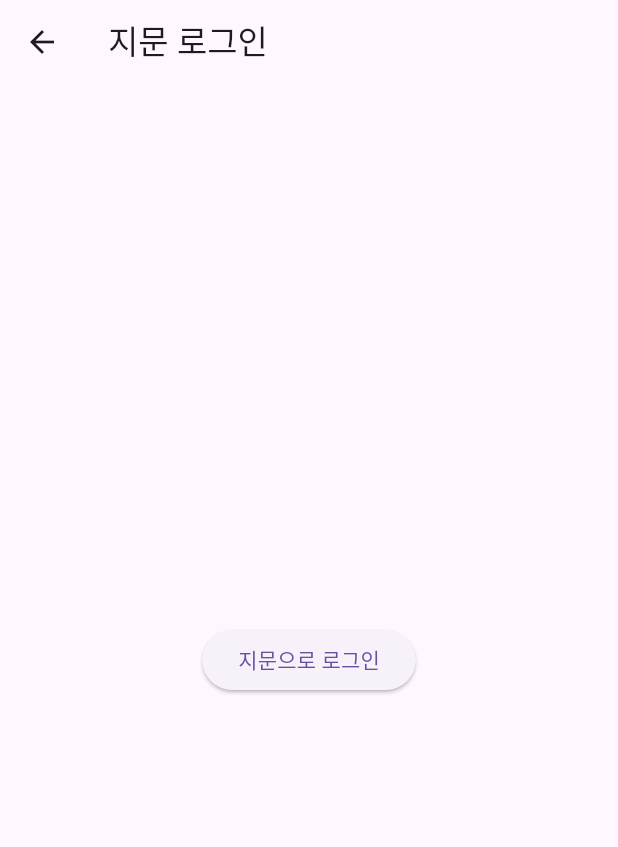
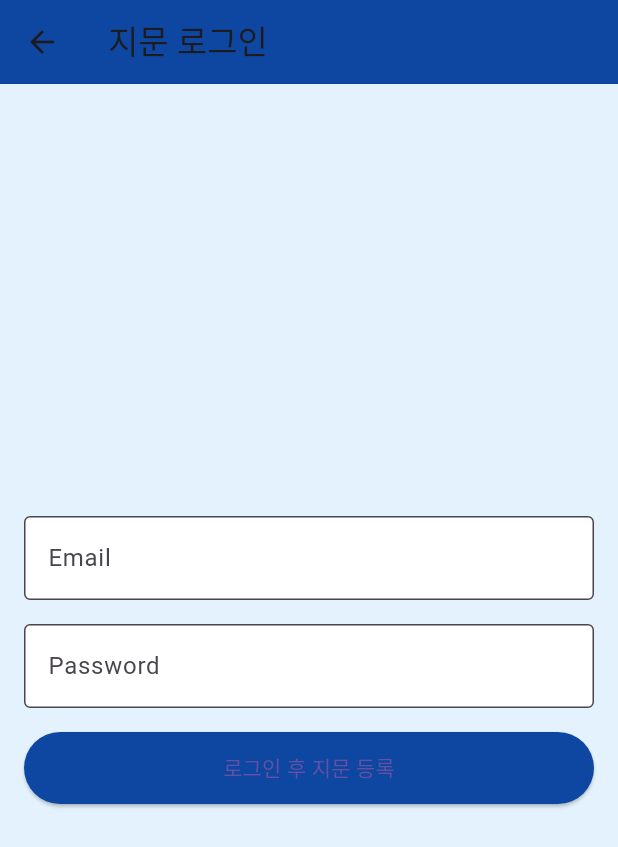
Before and after one commit to tlsgptj/cj_webapp, a Flutter app: the screen it shows after launch, after a tap on "로그인", after a tap on "지문등록하기", on a phone screen of 412 x 824 dp. Shown: the top 847 px of the screen. Run offline on Flutter 3.47's test engine with Material 3 defaults, Android fonts, the light colour scheme and no system bars; our stand-ins replace cloud_firestore, connectivity_plus, firebase_auth, firebase_core, firebase_database, firebase_storage and 4 more; accounts and stored records are empty; project files that could hold a hidden picture were left out.

Commit message:
지문 등록 추가

```diff
--- a/lib/users/SigninScreen.dart
+++ b/lib/users/SigninScreen.dart
@@ -1,4 +1,5 @@
 import 'package:flutter/material.dart';
+import 'package:firebase_auth/firebase_auth.dart';
 import 'package:local_auth/local_auth.dart';
 
 class SigninScreen extends StatefulWidget {
@@ -9,8 +10,36 @@ class SigninScreen extends StatefulWidget {
 }
 
 class _SigninScreenState extends State<SigninScreen> {
-  // LocalAuthentication 인스턴스
+  final FirebaseAuth _auth = FirebaseAuth.instance;
+
   final LocalAuthentication localAuth = LocalAuthentication();
+
+  final TextEditingController emailController = TextEditingController();
+  final TextEditingController passwordController = TextEditingController();
+
+  final _formKey = GlobalKey<FormState>();
+
+  // 사용자 인증 메서드
+  Future<void> _authenticateUser() async {
+    if (_formKey.currentState!.validate()) {
+      try {
+        // 이메일과 비밀번호로 사용자 인증
+        UserCredential userCredential = await _auth.signInWithEmailAndPassword(
+          email: emailController.text.trim(),
+          password: passwordController.text.trim(),
+        );
+
+        // 인증 성공 시 지문 등록 다이얼로그 표시
+        _showFingerprintDialog();
+      } catch (e) {
+        // 인증 실패 시 오류 메시지 표시
+        print('인증 실패: $e');
+        ScaffoldMessenger.of(context).showSnackBar(
+          SnackBar(content: Text('인증 실패: ${e.toString()}')),
+        );
+      }
+    }
+  }
 
   // 지문을 등록하는 메서드
   Future<void> _registerFingerprint() async {
@@ -25,7 +54,7 @@ class _SigninScreenState extends State<SigninScreen> {
       );
 
       if (didAuthenticate) {
-        // 지문 등록이 성공하면 메시지를 표시하고 로그인 화면으로 이동
+        // 지문 등록이 성공하면 메시지를 표시하고 홈 화면으로 이동
         ScaffoldMessenger.of(context).showSnackBar(
           const SnackBar(content: Text('지문 등록 성공')),
         );
@@ -73,11 +102,61 @@ class _SigninScreenState extends State<SigninScreen> {
     return Scaffold(
       appBar: AppBar(
         title: const Text('지문 로그인'),
+        backgroundColor: Colors.blue[900], // 앱바 배경색 설정
       ),
-      body: Center(
-        child: ElevatedButton(
-          onPressed: _showFingerprintDialog,
-          child: const Text('지문으로 로그인'),
+      body: Container(
+        color: Colors.blue[50], // 전체 배경색 설정
+        padding: const EdgeInsets.all(16.0),
+        child: Center(
+          child: Form(
+            key: _formKey,
+            child: Column(
+              mainAxisSize: MainAxisSize.min,
+              children: <Widget>[
+                TextFormField(
+                  controller: emailController,
+                  decoration: const InputDecoration(
+                    labelText: 'Email',
+                    border: OutlineInputBorder(),
+                    fillColor: Colors.white,
+                    filled: true,
+                  ),
+                  validator: (value) {
+                    if (value == null || value.isEmpty) {
+                      return '이메일을 입력하세요';
+                    }
+                    return null;
+                  },
+                ),
+                const SizedBox(height: 16.0),
+                TextFormField(
+                  controller: passwordController,
+                  decoration: const InputDecoration(
+                    labelText: 'Password',
+                    border: OutlineInputBorder(),
+                    fillColor: Colors.white,
+                    filled: true,
+                  ),
+                  obscureText: true,
+                  validator: (value) {
+                    if (value == null || value.isEmpty) {
+                      return '비밀번호를 입력하세요';
+                    }
+                    return null;
+                  },
+                ),
+                const SizedBox(height: 16.0),
+                ElevatedButton(
+                  onPressed: _authenticateUser,
+                  style: ElevatedButton.styleFrom(
+                    backgroundColor: Colors.blue[900], // 버튼 배경색 설정
+                    minimumSize: const Size(double.infinity, 48), // 버튼 크기 설정
+                  ),
+                  child: const Text('로그인 후 지문 등록'),
+                ),
+              ],
+            ),
+          ),
         ),
       ),
     );
```
